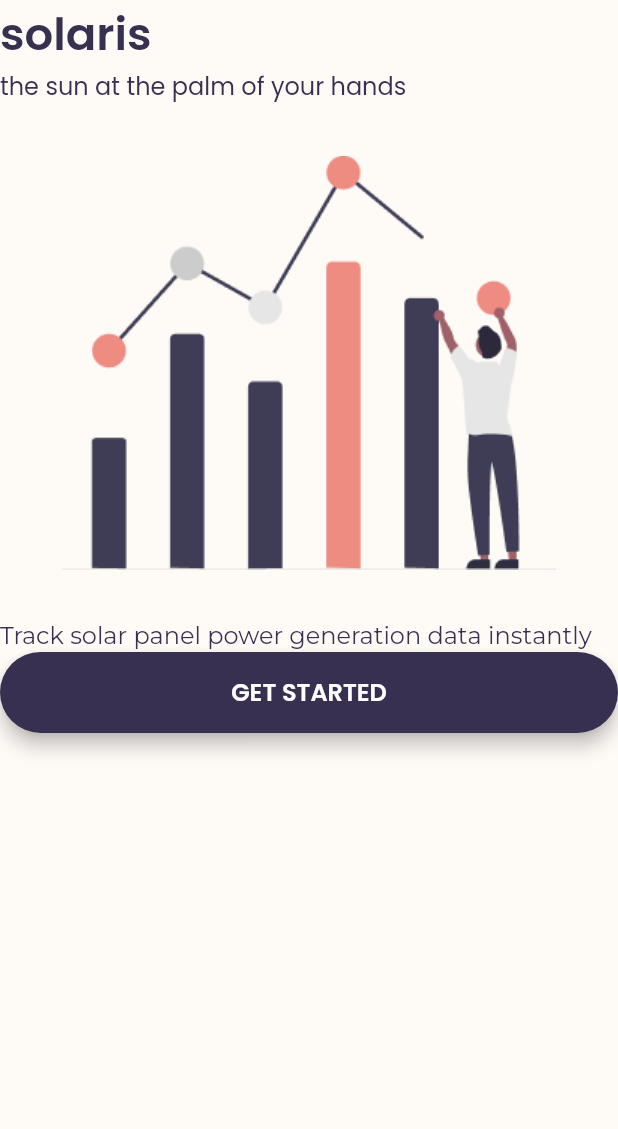
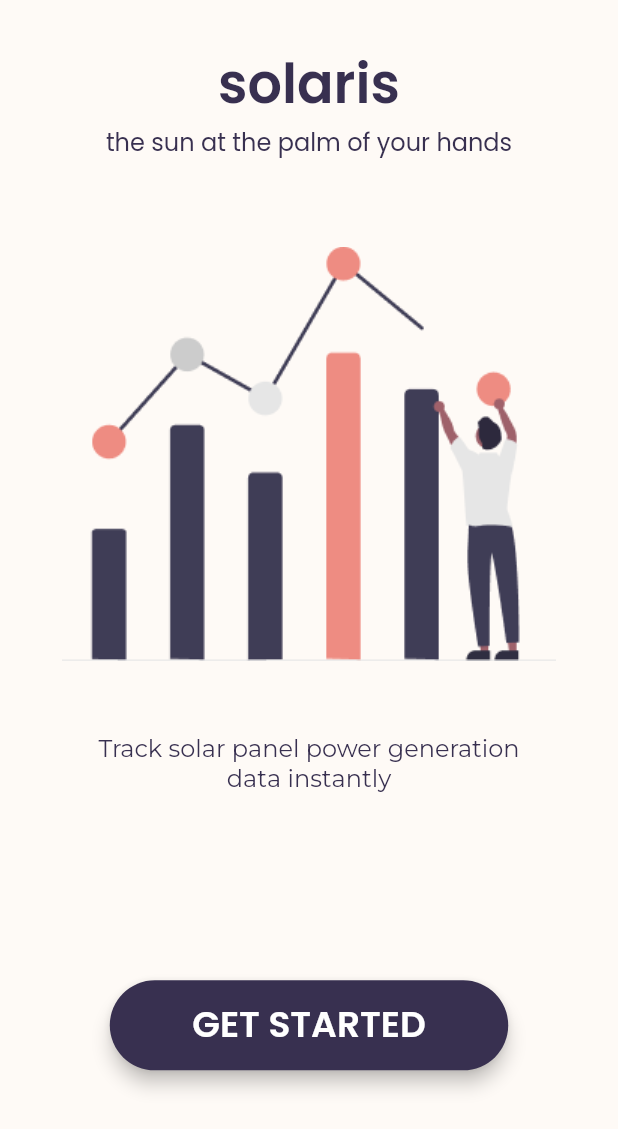
Before and after one commit to solaris-senior-design/solaris-mobile-app, a Flutter app: the screen it shows after launch, on a phone screen of 412 x 824 dp. Shown: the top 1129 px of the screen. Run offline on Flutter 3.47's test engine with Material 2 defaults, Android fonts, the phone set to English and light mode, and no system bars; project files that could hold a hidden picture were left out.

Commit message:
implemented get started screen and styling

```diff
--- a/lib/screens/get_started_screen.dart
+++ b/lib/screens/get_started_screen.dart
@@ -15,8 +15,22 @@ class _GetStartedScreenState extends State<GetStartedScreen> {
   Widget build(BuildContext context) {
     return Scaffold(
       backgroundColor: kThemeOffWhiteColor,
-      body: ListView(
+      body: LayoutBuilder(
+        builder: (context, constraints) => ListView(
           children: [
+            Container(
+              padding: EdgeInsets.only(
+                  top: MediaQuery.of(context).size.width * 0.05),
+              child: Column(
+                mainAxisAlignment: MainAxisAlignment.center,
+                children: [
+                  Padding(
+                    padding: EdgeInsets.symmetric(
+                      horizontal: MediaQuery.of(context).size.width * 0.03,
+                      vertical: MediaQuery.of(context).size.height * 0.01,
+                    ),
+                    child: Column(
+                      children: const [
                         Text(
                           'solaris',
                           style: kGetStartedLogoTextStyle,
@@ -25,15 +39,40 @@ class _GetStartedScreenState extends State<GetStartedScreen> {
                           'the sun at the palm of your hands',
                           style: kGetStartedTaglineTextStyle,
                         ),
-          Image.asset('assets/images/undraw_visual_data_re_mxxo 1.png'),
-          Text(
+                      ],
+                    ),
+                  ),
+                  Padding(
+                    padding: EdgeInsets.symmetric(
+                      horizontal: MediaQuery.of(context).size.width * 0.03,
+                      vertical: MediaQuery.of(context).size.height * 0.06,
+                    ),
+                    child: Image.asset(
+                        'assets/images/undraw_visual_data_re_mxxo 1.png'),
+                  ),
+                  Padding(
+                    padding: EdgeInsets.only(
+                      left: MediaQuery.of(context).size.width * 0.15,
+                      right: MediaQuery.of(context).size.width * 0.15,
+                    ),
+                    child: const Text(
                       'Track solar panel power generation data instantly',
                       style: kGetStartedDescriptionText,
+                      textAlign: TextAlign.center,
                     ),
-          GetStartedButton(
+                  ),
+                  Padding(
+                    padding: EdgeInsets.only(
+                        top: MediaQuery.of(context).size.height * 0.15),
+                    child: const GetStartedButton(
                       nextScreen: DashboardScreen(),
-          )
+                    ),
+                  ),
                 ],
+              ),
+            ),
+          ],
+        ),
       ),
     );
   }
--- a/lib/utils/constants.dart
+++ b/lib/utils/constants.dart
@@ -14,7 +14,7 @@ const kSplashLogoTextStyle = TextStyle(
 );
 
 const kGetStartedLogoTextStyle = TextStyle(
-  fontSize: 30,
+  fontSize: 36,
   fontFamily: "Poppins",
   color: kThemePrimaryColor,
   fontWeight: FontWeight.w600,
@@ -33,7 +33,7 @@ const kGetStartedDescriptionText = TextStyle(
 );
 
 const kGetStartedButtonText = TextStyle(
-    fontSize: 16,
+    fontSize: 24,
     fontFamily: "Poppins",
     color: Colors.white,
     fontWeight: FontWeight.w600);
--- a/lib/widgets/get_started_button.dart
+++ b/lib/widgets/get_started_button.dart
@@ -19,7 +19,7 @@ class _GetStartedButtonState extends State<GetStartedButton> {
           context, MaterialPageRoute(builder: (context) => widget.nextScreen))),
       style: TextButton.styleFrom(
           elevation: 5.0,
-          padding: const EdgeInsets.fromLTRB(55, 15, 55, 15),
+          padding: const EdgeInsets.fromLTRB(55, 12, 55, 12),
           backgroundColor: kThemePrimaryColor,
           primary: Colors.transparent,
           shape: RoundedRectangleBorder(
```
Lines whose indentation alone changed are shown as unchanged.
